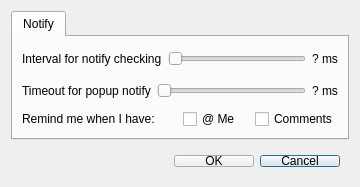
Qt form ui/SettingWindow.ui (WeCase/WeCase) before a commit.
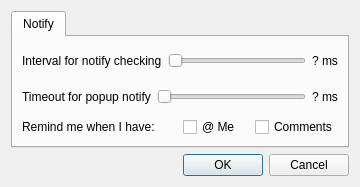
The same form after that commit. Icons and pictures are not drawn.

Commit message: 使用标准的 QButtonBox 来实现 Settings 的确定取消

Patch:
```diff
--- a/ui/SettingWindow.ui
+++ b/ui/SettingWindow.ui
@@ -23,7 +23,7 @@
    <iconset resource="wecase.qrc">
     <normaloff>:/IMG/img/preferences-other.png</normaloff>:/IMG/img/preferences-other.png</iconset>
   </property>
-  <layout class="QVBoxLayout" name="verticalLayout" stretch="6,1">
+  <layout class="QVBoxLayout" name="verticalLayout" stretch="6,0">
    <item>
     <widget class="QTabWidget" name="tabWidget">
      <property name="sizePolicy">
@@ -169,42 +169,10 @@
     </widget>
    </item>
    <item>
-    <widget class="QWidget" name="widget" native="true">
-     <property name="minimumSize">
-      <size>
-       <width>0</width>
-       <height>30</height>
-      </size>
+    <widget class="QDialogButtonBox" name="buttonBox">
+     <property name="standardButtons">
+      <set>QDialogButtonBox::Cancel|QDialogButtonBox::Ok</set>
      </property>
-     <layout class="QGridLayout" name="gridLayout">
-      <item row="0" column="0">
-       <spacer name="horizontalSpacer">
-        <property name="orientation">
-         <enum>Qt::Horizontal</enum>
-        </property>
-        <property name="sizeHint" stdset="0">
-         <size>
-          <width>40</width>
-          <height>20</height>
-         </size>
-        </property>
-       </spacer>
-      </item>
-      <item row="0" column="3">
-       <widget class="QPushButton" name="pushButton_Cancel">
-        <property name="text">
-         <string>&amp;Cancel</string>
-        </property>
-       </widget>
-      </item>
-      <item row="0" column="1">
-       <widget class="QPushButton" name="pushButton_OK">
-        <property name="text">
-         <string>&amp;OK</string>
-        </property>
-       </widget>
-      </item>
-     </layout>
     </widget>
    </item>
   </layout>
```
Left out of the diff: 64 changed lines with no effect on the pictures. The commit also changes 1 other file.
